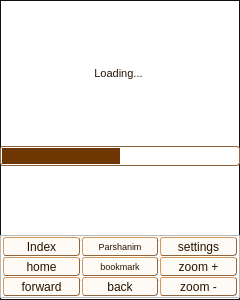
Above: trunk/Mobile/mobileapp.ui from MosheWagner/Orayta-QT before the change. Below: the same form after it.
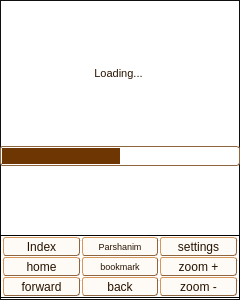
That is the form after the change. The open tabs and pages were chosen to show the change. Icons and pictures are not drawn. Custom widgets are drawn as their Qt base class.

What changed in the file:
```diff
--- a/trunk/Mobile/mobileapp.ui
+++ b/trunk/Mobile/mobileapp.ui
@@ -350,6 +350,15 @@
           </color>
          </brush>
         </colorrole>
+        <colorrole role="Button">
+         <brush brushstyle="SolidPattern">
+          <color alpha="255">
+           <red>0</red>
+           <green>0</green>
+           <blue>0</blue>
+          </color>
+         </brush>
+        </colorrole>
         <colorrole role="Text">
          <brush brushstyle="SolidPattern">
           <color alpha="255">
@@ -371,18 +380,18 @@
         <colorrole role="Base">
          <brush brushstyle="SolidPattern">
           <color alpha="255">
-           <red>255</red>
-           <green>255</green>
-           <blue>255</blue>
+           <red>0</red>
+           <green>0</green>
+           <blue>0</blue>
           </color>
          </brush>
         </colorrole>
         <colorrole role="Window">
          <brush brushstyle="SolidPattern">
           <color alpha="255">
-           <red>255</red>
-           <green>255</green>
-           <blue>255</blue>
+           <red>0</red>
+           <green>0</green>
+           <blue>0</blue>
           </color>
          </brush>
         </colorrole>
@@ -397,6 +406,15 @@
           </color>
          </brush>
         </colorrole>
+        <colorrole role="Button">
+         <brush brushstyle="SolidPattern">
+          <color alpha="255">
+           <red>0</red>
+           <green>0</green>
+           <blue>0</blue>
+          </color>
+         </brush>
+        </colorrole>
         <colorrole role="Text">
          <brush brushstyle="SolidPattern">
           <color alpha="255">
@@ -418,18 +436,18 @@
         <colorrole role="Base">
          <brush brushstyle="SolidPattern">
           <color alpha="255">
-           <red>255</red>
-           <green>255</green>
-           <blue>255</blue>
+           <red>0</red>
+           <green>0</green>
+           <blue>0</blue>
           </color>
          </brush>
         </colorrole>
         <colorrole role="Window">
          <brush brushstyle="SolidPattern">
           <color alpha="255">
-           <red>255</red>
-           <green>255</green>
-           <blue>255</blue>
+           <red>0</red>
+           <green>0</green>
+           <blue>0</blue>
           </color>
          </brush>
         </colorrole>
@@ -438,45 +456,54 @@
         <colorrole role="WindowText">
          <brush brushstyle="SolidPattern">
           <color alpha="255">
-           <red>40</red>
-           <green>19</green>
-           <blue>1</blue>
+           <red>255</red>
+           <green>255</green>
+           <blue>255</blue>
+          </color>
+         </brush>
+        </colorrole>
+        <colorrole role="Button">
+         <brush brushstyle="SolidPattern">
+          <color alpha="255">
+           <red>0</red>
+           <green>0</green>
+           <blue>0</blue>
           </color>
          </brush>
         </colorrole>
         <colorrole role="Text">
          <brush brushstyle="SolidPattern">
           <color alpha="255">
-           <red>40</red>
-           <green>19</green>
-           <blue>1</blue>
+           <red>255</red>
+           <green>255</green>
+           <blue>255</blue>
           </color>
          </brush>
         </colorrole>
         <colorrole role="ButtonText">
          <brush brushstyle="SolidPattern">
           <color alpha="255">
-           <red>40</red>
-           <green>19</green>
-           <blue>1</blue>
+           <red>255</red>
+           <green>255</green>
+           <blue>255</blue>
           </color>
          </brush>
         </colorrole>
         <colorrole role="Base">
          <brush brushstyle="SolidPattern">
           <color alpha="255">
-           <red>255</red>
-           <green>255</green>
-           <blue>255</blue>
+           <red>0</red>
+           <green>0</green>
+           <blue>0</blue>
           </color>
          </brush>
         </colorrole>
         <colorrole role="Window">
          <brush brushstyle="SolidPattern">
           <color alpha="255">
-           <red>255</red>
-           <green>255</green>
-           <blue>255</blue>
+           <red>0</red>
+           <green>0</green>
+           <blue>0</blue>
           </color>
          </brush>
         </colorrole>
@@ -1100,6 +1127,15 @@
               </color>
              </brush>
             </colorrole>
+            <colorrole role="Button">
+             <brush brushstyle="SolidPattern">
+              <color alpha="255">
+               <red>0</red>
+               <green>0</green>
+               <blue>0</blue>
+              </color>
+             </brush>
+            </colorrole>
             <colorrole role="Text">
              <brush brushstyle="SolidPattern">
               <color alpha="255">
@@ -1118,6 +1154,24 @@
               </color>
              </brush>
             </colorrole>
+            <colorrole role="Base">
+             <brush brushstyle="SolidPattern">
+              <color alpha="255">
+               <red>0</red>
+               <green>0</green>
+               <blue>0</blue>
+              </color>
+             </brush>
+            </colorrole>
+            <colorrole role="Window">
+             <brush brushstyle="SolidPattern">
+              <color alpha="255">
+               <red>0</red>
+               <green>0</green>
+               <blue>0</blue>
+              </color>
+             </brush>
+            </colorrole>
            </active>
            <inactive>
             <colorrole role="WindowText">
@@ -1129,6 +1183,15 @@
               </color>
              </brush>
             </colorrole>
+            <colorrole role="Button">
+             <brush brushstyle="SolidPattern">
+              <color alpha="255">
+               <red>0</red>
+               <green>0</green>
+               <blue>0</blue>
+              </color>
+             </brush>
+            </colorrole>
             <colorrole role="Text">
              <brush brushstyle="SolidPattern">
               <color alpha="255">
@@ -1147,32 +1210,77 @@
               </color>
              </brush>
             </colorrole>
+            <colorrole role="Base">
+             <brush brushstyle="SolidPattern">
+              <color alpha="255">
+               <red>0</red>
+               <green>0</green>
+               <blue>0</blue>
+              </color>
+             </brush>
+            </colorrole>
+            <colorrole role="Window">
+             <brush brushstyle="SolidPattern">
+              <color alpha="255">
+               <red>0</red>
+               <green>0</green>
+               <blue>0</blue>
+              </color>
+             </brush>
+            </colorrole>
            </inactive>
            <disabled>
             <colorrole role="WindowText">
              <brush brushstyle="SolidPattern">
               <color alpha="255">
-               <red>40</red>
-               <green>19</green>
-               <blue>1</blue>
+               <red>255</red>
+               <green>255</green>
+               <blue>255</blue>
+              </color>
+             </brush>
+            </colorrole>
+            <colorrole role="Button">
+             <brush brushstyle="SolidPattern">
+              <color alpha="255">
+               <red>0</red>
+               <green>0</green>
+               <blue>0</blue>
               </color>
              </brush>
             </colorrole>
             <colorrole role="Text">
              <brush brushstyle="SolidPattern">
               <color alpha="255">
-               <red>40</red>
-               <green>19</green>
-               <blue>1</blue>
+               <red>255</red>
+               <green>255</green>
+               <blue>255</blue>
               </color>
              </brush>
             </colorrole>
             <colorrole role="ButtonText">
              <brush brushstyle="SolidPattern">
               <color alpha="255">
-               <red>40</red>
-               <green>19</green>
-               <blue>1</blue>
+               <red>255</red>
+               <green>255</green>
+               <blue>255</blue>
+              </color>
+             </brush>
+            </colorrole>
+            <colorrole role="Base">
+             <brush brushstyle="SolidPattern">
+              <color alpha="255">
+               <red>0</red>
+               <green>0</green>
+               <blue>0</blue>
+              </color>
+             </brush>
+            </colorrole>
+            <colorrole role="Window">
+             <brush brushstyle="SolidPattern">
+              <color alpha="255">
+               <red>0</red>
+               <green>0</green>
+               <blue>0</blue>
               </color>
              </brush>
             </colorrole>
```
Left out of the diff: 213 changed lines with no effect on the pictures.
